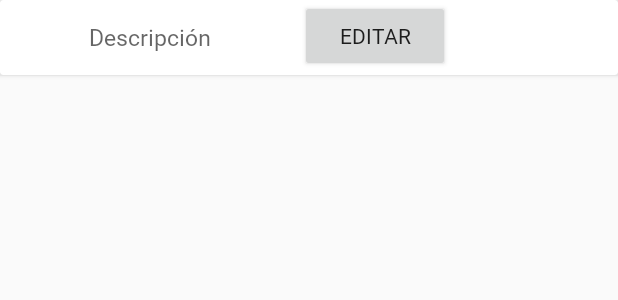
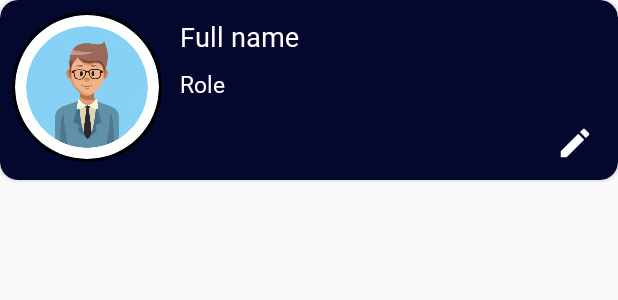
Before and after one commit to Castrogiovanni20/aforo, an Android app: the layout card_funcionario.xml on its own in the app's theme, with its tools: preview values and no code run, on a phone screen of 412 x 824 dp. Shown: the top 300 px of the screen. Run offline under Robolectric (Android 15) with nearby library versions, the light colour scheme and no system bars; Roboto replaces fonts that are not available here.

Commit message:
CardView refactor

```diff
--- a/app/build.gradle
+++ b/app/build.gradle
@@ -77,4 +77,7 @@ dependencies {
     def nav_version = "2.3.5"
     implementation "androidx.navigation:navigation-fragment-ktx:$nav_version"
     implementation "androidx.navigation:navigation-ui-ktx:$nav_version"
+
+    // Circular Image View
+    implementation 'de.hdodenhof:circleimageview:3.1.0'
 }
--- a/app/src/main/java/com/pf/aforo/ui/home/supervisor/RecyclerAdapter.kt
+++ b/app/src/main/java/com/pf/aforo/ui/home/supervisor/RecyclerAdapter.kt
@@ -5,6 +5,7 @@ import android.view.LayoutInflater
 import android.view.View
 import android.view.ViewGroup
 import android.widget.Button
+import android.widget.ImageButton
 import android.widget.TextView
 import androidx.navigation.NavController
 import androidx.navigation.findNavController
@@ -15,16 +16,18 @@ import com.pf.aforo.data.model.UserFuncionario
 internal class RecyclerAdapter(private var listFuncionarios: ArrayList<UserFuncionario>) :
     RecyclerView.Adapter<RecyclerAdapter.MyViewHolder>() {
     internal inner class MyViewHolder(view: View) : RecyclerView.ViewHolder(view) {
-        var title: TextView = view.findViewById(R.id.textViewFuncionario)
-        var btnEditar: Button = view.findViewById(R.id.btnEditar)
+        var fullName: TextView = view.findViewById(R.id.textViewFullName)
+        var role: TextView = view.findViewById(R.id.textViewRole)
+        var imgButtonEdit: ImageButton = view.findViewById(R.id.imageButtonEditar)
     }
 
     override fun onBindViewHolder(holder: MyViewHolder, position: Int) {
         var navController: NavController? = null
         val item = listFuncionarios[position]
-        holder.title.text = item.firstName
+        holder.fullName.text = item.firstName + " " + item.lastName
+        holder.role.text = item.role.replace("_", " ")
 
-        holder.btnEditar.setOnClickListener { view ->
+        holder.imgButtonEdit.setOnClickListener { view ->
 
             val bundle = Bundle()
             bundle.putParcelable("UserFuncionario", listFuncionarios[position])
--- /dev/null
+++ b/app/src/main/res/drawable/ic_baseline_edit_24.xml
@@ -0,0 +1,5 @@
+<vector android:height="24dp" android:tint="#FFFFFF"
+    android:viewportHeight="24" android:viewportWidth="24"
+    android:width="24dp" xmlns:android="http://schemas.android.com/apk/res/android">
+    <path android:fillColor="@android:color/white" android:pathData="M3,17.25V21h3.75L17.81,9.94l-3.75,-3.75L3,17.25zM20.71,7.04c0.39,-0.39 0.39,-1.02 0,-1.41l-2.34,-2.34c-0.39,-0.39 -1.02,-0.39 -1.41,0l-1.83,1.83 3.75,3.75 1.83,-1.83z"/>
+</vector>
--- a/app/src/main/res/layout/card_funcionario.xml
+++ b/app/src/main/res/layout/card_funcionario.xml
@@ -4,35 +4,64 @@
     xmlns:app="http://schemas.android.com/apk/res-auto"
     xmlns:tools="http://schemas.android.com/tools"
     android:layout_width="match_parent"
+    android:layout_height="120dp"
+    android:layout_marginBottom="5dp"
+    app:cardCornerRadius="12dp"
+    app:cardPreventCornerOverlap="false"
+    app:cardBackgroundColor="@color/darkblue">
+
+<androidx.constraintlayout.widget.ConstraintLayout
+    android:layout_width="match_parent"
     android:layout_height="wrap_content">
 
-    <androidx.constraintlayout.widget.ConstraintLayout
-        android:layout_width="match_parent"
-        android:layout_height="wrap_content">
+    <de.hdodenhof.circleimageview.CircleImageView
+        android:id="@+id/circleImageView"
+        android:layout_width="100dp"
+        android:layout_height="100dp"
+        android:layout_marginStart="8dp"
+        android:layout_marginTop="8dp"
+        android:layout_marginBottom="8dp"
+        android:src="@drawable/perfil_example"
+        app:civ_border_width="2dp"
+        app:layout_constraintBottom_toBottomOf="parent"
+        app:layout_constraintStart_toStartOf="parent"
+        app:layout_constraintTop_toTopOf="parent" />
 
-        <TextView
-            android:id="@+id/textViewFuncionario"
-            android:layout_width="200dp"
-            android:layout_height="50dp"
-            android:layout_gravity="start|center_vertical"
-            android:gravity="center"
-            android:hint="@string/description"
-            android:textColor="@color/blue"
-            android:textSize="15dp"
-            app:layout_constraintBottom_toBottomOf="parent"
-            app:layout_constraintTop_toTopOf="parent"
-            app:layout_constraintVertical_bias="1.0" />
+    <TextView
+        android:id="@+id/textViewFullName"
+        android:layout_width="150dp"
+        android:layout_height="25dp"
+        android:layout_marginStart="12dp"
+        android:layout_marginTop="12dp"
+        android:fontFamily="@font/roboto"
+        android:text="Full name"
+        android:textColor="@color/white"
+        android:textSize="18dp"
+        app:layout_constraintStart_toEndOf="@+id/circleImageView"
+        app:layout_constraintTop_toTopOf="parent" />
 
-        <Button
-            android:id="@+id/btnEditar"
-            android:layout_width="100dp"
-            android:layout_height="wrap_content"
-            android:layout_marginEnd="2dp"
-            android:text="Editar"
-            app:layout_constraintBottom_toBottomOf="parent"
-            app:layout_constraintStart_toEndOf="@+id/textViewFuncionario"
-            app:layout_constraintTop_toTopOf="parent"
-            app:layout_constraintVertical_bias="0.0" />
+    <TextView
+        android:id="@+id/textViewRole"
+        android:layout_width="150dp"
+        android:layout_height="25dp"
+        android:layout_marginStart="12dp"
+        android:layout_marginTop="8dp"
+        android:fontFamily="@font/roboto"
+        android:text="Role"
+        android:textColor="@color/white"
+        android:textSize="15dp"
+        app:layout_constraintStart_toEndOf="@+id/circleImageView"
+        app:layout_constraintTop_toBottomOf="@+id/textViewFullName" />
 
-    </androidx.constraintlayout.widget.ConstraintLayout>
+    <ImageButton
+        android:id="@+id/imageButtonEditar"
+        android:layout_width="25dp"
+        android:layout_height="25dp"
+        android:layout_marginEnd="16dp"
+        android:layout_marginBottom="8dp"
+        android:background="@drawable/ic_baseline_edit_24"
+        app:layout_constraintBottom_toBottomOf="parent"
+        app:layout_constraintEnd_toEndOf="parent" />
+
+</androidx.constraintlayout.widget.ConstraintLayout>
 </androidx.cardview.widget.CardView>
--- a/app/src/main/res/layout/fragment_home_supervisor.xml
+++ b/app/src/main/res/layout/fragment_home_supervisor.xml
@@ -38,7 +38,6 @@
         android:layout_marginTop="72dp"
         android:layout_marginEnd="16dp"
         android:drawableStart="@drawable/round_person_24"
-        android:elevation="1000dp"
         android:text="@string/btnAgregarFuncionario"
         app:layout_constraintEnd_toStartOf="@+id/btnPerfil"
         app:layout_constraintStart_toStartOf="parent"
@@ -61,9 +60,11 @@
         android:id="@+id/recyclerView"
         android:layout_width="match_parent"
         android:layout_height="500dp"
+        android:layout_marginTop="16dp"
         android:layout_marginBottom="32dp"
         app:layout_constraintBottom_toBottomOf="parent"
         app:layout_constraintEnd_toEndOf="parent"
-        app:layout_constraintStart_toStartOf="parent" />
+        app:layout_constraintStart_toStartOf="parent"
+        app:layout_constraintTop_toBottomOf="@+id/btnAgregarFuncionario" />
 
 </androidx.constraintlayout.widget.ConstraintLayout>
--- a/app/src/main/res/values/strings.xml
+++ b/app/src/main/res/values/strings.xml
@@ -29,7 +29,7 @@
     <string name="confirmarDelete">¿Confirma la eliminación de este Funcionario?</string>
     <string name="datosIncorrectos">Usuario y/o contraseña incorrectos</string>
     <string name="nuevoFunc">Nuevo Funcionario</string>
-    <string name="btnAgregarFuncionario">+ Agregar Funcionario</string>
+    <string name="btnAgregarFuncionario">Agregar Funcionario</string>
     <string name="confirmMail">Se ha enviado un mail de confirmación de registro a su casilla</string>
     <string name="reingresePass">Reingresar la contraseña</string>
     <string name="recuperarContras">Recuperar contraseña</string>
```
Also changed, not shown: app/src/main/res/drawable-v24/perfil_example.jpeg (added).
